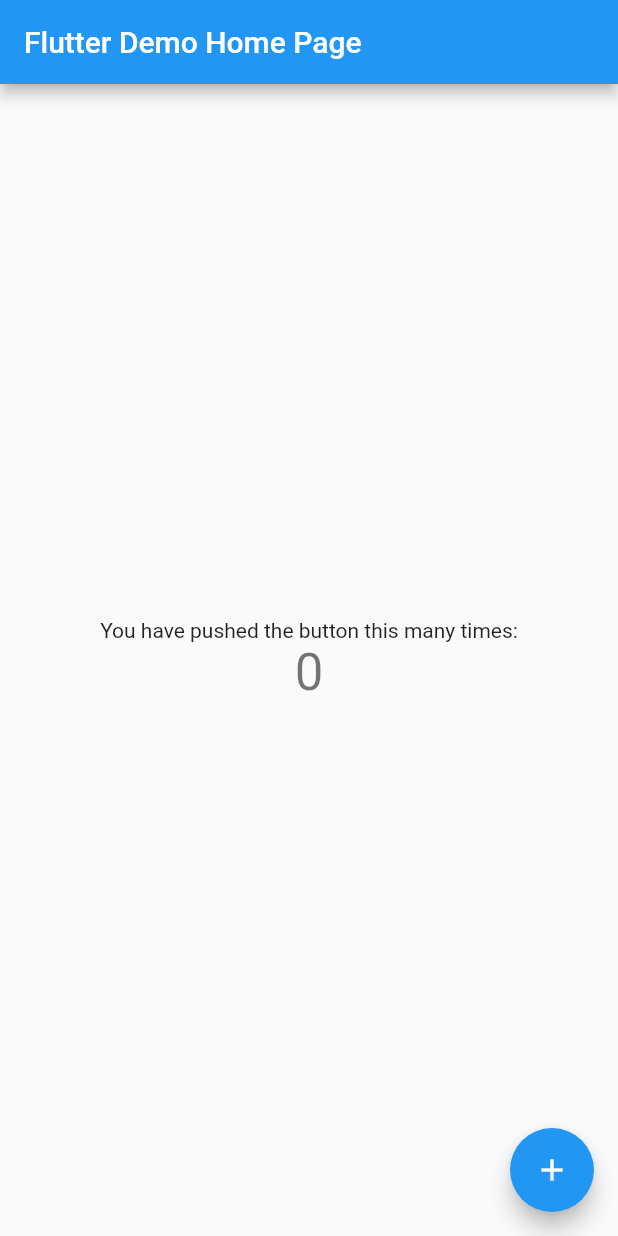
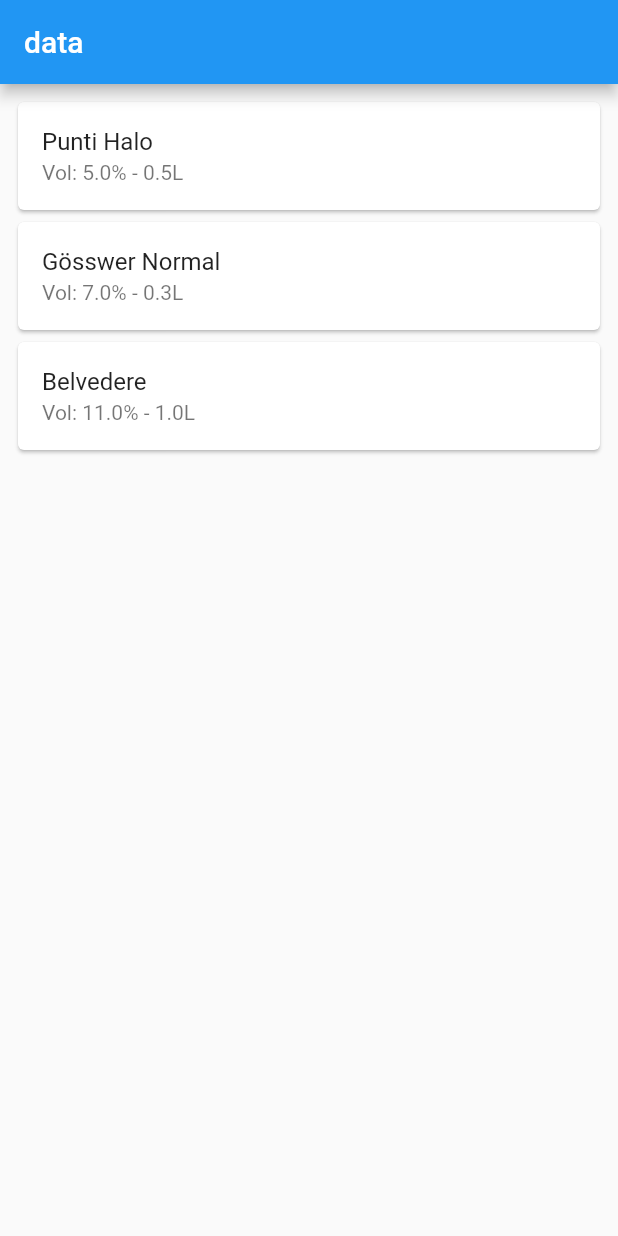
Before and after one commit to trewen101/AlcoholManager, a Flutter app: the screen it shows after launch, on a phone screen of 412 x 824 dp. Run offline on Flutter 3.47's test engine with Material 2 defaults, Android fonts, the phone set to English and light mode, and no system bars.

Commit message:
Mainscreen

```diff
--- /dev/null
+++ b/alcoholmanager/lib/AlcoholService.dart
@@ -0,0 +1,21 @@
+import 'package:alcoholmanager/Drink.dart';
+
+class AlcoholService {
+  List<Drink> _drinkList;
+
+  AlcoholService(){
+    drinkList = List<Drink>();
+    drinkList.add(Drink("Punti Halo", 0.5, 5));
+    drinkList.add(Drink("Gösswer Normal", 0.3, 7));
+    drinkList.add(Drink("Belvedere", 1.0, 11.0));
+
+  }
+
+  List<Drink> get drinkList => _drinkList;
+
+  set drinkList(List<Drink> value) {
+    _drinkList = value;
+  }
+
+
+}
--- /dev/null
+++ b/alcoholmanager/lib/Drink.dart
@@ -0,0 +1,27 @@
+class Drink {
+  String _name;
+  double _vol; //in Liter
+  double _alcohol; //in % (Puntigamer 0.5L mit 7% Alc)
+
+  Drink(this._name, this._vol, this._alcohol);
+
+  double get alcohol => _alcohol;
+
+  set alcohol(double value) {
+    _alcohol = value;
+  }
+
+  double get vol => _vol;
+
+  set vol(double value) {
+    _vol = value;
+  }
+
+  String get name => _name;
+
+  set name(String value) {
+    _name = value;
+  }
+
+
+}
--- /dev/null
+++ b/alcoholmanager/lib/DrinkCard.dart
@@ -0,0 +1,11 @@
+import 'package:alcoholmanager/Drink.dart';
+
+DrinkCard(){
+  Drink _drink;
+  DateTime _time;
+
+DrinkCard(){
+
+}
+
+}
--- /dev/null
+++ b/alcoholmanager/lib/Mainscreen/Mainscreen.dart
@@ -0,0 +1,18 @@
+import 'package:alcoholmanager/AlcoholService.dart';
+import 'package:alcoholmanager/Drink.dart';
+import 'package:alcoholmanager/Mainscreen/MainscreenView.dart';
+import 'package:flutter/widgets.dart';
+
+class Mainscreen extends StatefulWidget{
+  AlcoholService testservice = AlcoholService();
+  @override
+  State<StatefulWidget> createState() {
+    return MainscreenView();
+  }
+}
+
+abstract class MainscreenState extends State<Mainscreen>{
+  List<Drink> drinkList;
+
+
+}
--- /dev/null
+++ b/alcoholmanager/lib/Mainscreen/MainscreenView.dart
@@ -0,0 +1,30 @@
+import 'package:alcoholmanager/AlcoholService.dart';
+import 'package:alcoholmanager/Mainscreen/Mainscreen.dart';
+import 'package:alcoholmanager/Mainscreen/Widget/DrinkCard.dart';
+import 'package:flutter/material.dart';
+
+class MainscreenView extends MainscreenState{
+  @override
+  Widget build(BuildContext context) {
+    return MaterialApp(
+      home: Scaffold(
+        appBar: AppBar(
+          title: Text('data'),
+        ),
+
+        body: new ListView.builder(
+              padding: new EdgeInsets.all(8.0),
+              itemCount: widget.testservice.drinkList.length,
+              itemBuilder: (BuildContext context, int index) {
+                return DrinkCard(widget.testservice.drinkList[index]);
+
+
+
+              }),
+
+      ),
+
+    );
+  }
+
+}
--- /dev/null
+++ b/alcoholmanager/lib/Mainscreen/Widget/DrinkCard.dart
@@ -0,0 +1,19 @@
+import 'package:alcoholmanager/Drink.dart';
+import 'package:flutter/material.dart';
+
+class DrinkCard extends StatelessWidget{
+  Drink _drink;
+
+  DrinkCard(this._drink);
+  @override
+  Widget build(BuildContext context) {
+    return Card(
+      child:
+          ListTile(
+            title: Text(_drink.name),
+            subtitle: Text("Vol: " + _drink.alcohol.toString() +"% - " + _drink.vol.toString() + "L" ),
+          )
+    );
+  }
+
+}
--- a/alcoholmanager/lib/main.dart
+++ b/alcoholmanager/lib/main.dart
@@ -1,111 +1,16 @@
+import 'package:alcoholmanager/Mainscreen/Mainscreen.dart';
 import 'package:flutter/material.dart';
 
 void main() => runApp(MyApp());
 
 class MyApp extends StatelessWidget {
-  // This widget is the root of your application.
   @override
   Widget build(BuildContext context) {
     return MaterialApp(
-      title: 'Flutter Demo',
       theme: ThemeData(
-        // This is the theme of your application.
-        //
-        // Try running your application with "flutter run". You'll see the
-        // application has a blue toolbar. Then, without quitting the app, try
-        // changing the primarySwatch below to Colors.green and then invoke
-        // "hot reload" (press "r" in the console where you ran "flutter run",
-        // or simply save your changes to "hot reload" in a Flutter IDE).
-        // Notice that the counter didn't reset back to zero; the application
-        // is not restarted.
         primarySwatch: Colors.blue,
       ),
-      home: MyHomePage(title: 'Flutter Demo Home Page'),
+      home: Mainscreen(),
     );
   }
 }
-
-class MyHomePage extends StatefulWidget {
-  MyHomePage({Key key, this.title}) : super(key: key);
-
-  // This widget is the home page of your application. It is stateful, meaning
-  // that it has a State object (defined below) that contains fields that affect
-  // how it looks.
-
-  // This class is the configuration for the state. It holds the values (in this
-  // case the title) provided by the parent (in this case the App widget) and
-  // used by the build method of the State. Fields in a Widget subclass are
-  // always marked "final".
-
-  final String title;
-
-  @override
-  _MyHomePageState createState() => _MyHomePageState();
-}
-
-class _MyHomePageState extends State<MyHomePage> {
-  int _counter = 0;
-
-  void _incrementCounter() {
-    setState(() {
-      // This call to setState tells the Flutter framework that something has
-      // changed in this State, which causes it to rerun the build method below
-      // so that the display can reflect the updated values. If we changed
-      // _counter without calling setState(), then the build method would not be
-      // called again, and so nothing would appear to happen.
-      _counter++;
-    });
-  }
-
-  @override
-  Widget build(BuildContext context) {
-    // This method is rerun every time setState is called, for instance as done
-    // by the _incrementCounter method above.
-    //
-    // The Flutter framework has been optimized to make rerunning build methods
-    // fast, so that you can just rebuild anything that needs updating rather
-    // than having to individually change instances of widgets.
-    return Scaffold(
-      appBar: AppBar(
-        // Here we take the value from the MyHomePage object that was created by
-        // the App.build method, and use it to set our appbar title.
-        title: Text(widget.title),
-      ),
-      body: Center(
-        // Center is a layout widget. It takes a single child and positions it
-        // in the middle of the parent.
-        child: Column(
-          // Column is also layout widget. It takes a list of children and
-          // arranges them vertically. By default, it sizes itself to fit its
-          // children horizontally, and tries to be as tall as its parent.
-          //
-          // Invoke "debug painting" (press "p" in the console, choose the
-          // "Toggle Debug Paint" action from the Flutter Inspector in Android
-          // Studio, or the "Toggle Debug Paint" command in Visual Studio Code)
-          // to see the wireframe for each widget.
-          //
-          // Column has various properties to control how it sizes itself and
-          // how it positions its children. Here we use mainAxisAlignment to
-          // center the children vertically; the main axis here is the vertical
-          // axis because Columns are vertical (the cross axis would be
-          // horizontal).
-          mainAxisAlignment: MainAxisAlignment.center,
-          children: <Widget>[
-            Text(
-              'You have pushed the button this many times:',
-            ),
-            Text(
-              '$_counter',
-              style: Theme.of(context).textTheme.display1,
-            ),
-          ],
-        ),
-      ),
-      floatingActionButton: FloatingActionButton(
-        onPressed: _incrementCounter,
-        tooltip: 'Increment',
-        child: Icon(Icons.add),
-      ), // This trailing comma makes auto-formatting nicer for build methods.
-    );
-  }
-}
```
Also changed, not shown: 1 other file.
